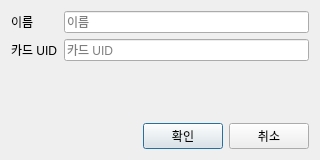
Qt form soy-pc/ui/worker_edit_dialog.ui (woolimi/soy-factory) before a commit.
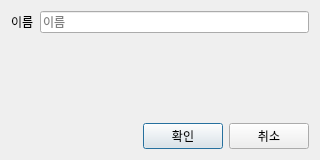
The same form after that commit.

Patch:
```diff
--- a/soy-pc/ui/worker_edit_dialog.ui
+++ b/soy-pc/ui/worker_edit_dialog.ui
@@ -31,23 +31,6 @@
        </property>
       </widget>
      </item>
-     <item row="1" column="0">
-      <widget class="QLabel" name="label_uid">
-       <property name="text">
-        <string>카드 UID</string>
-       </property>
-      </widget>
-     </item>
-     <item row="1" column="1">
-      <widget class="QLineEdit" name="cardUidEdit">
-       <property name="objectName">
-        <string>cardUidEdit</string>
-       </property>
-       <property name="placeholderText">
-        <string>카드 UID</string>
-       </property>
-      </widget>
-     </item>
     </layout>
    </item>
    <item>
```
